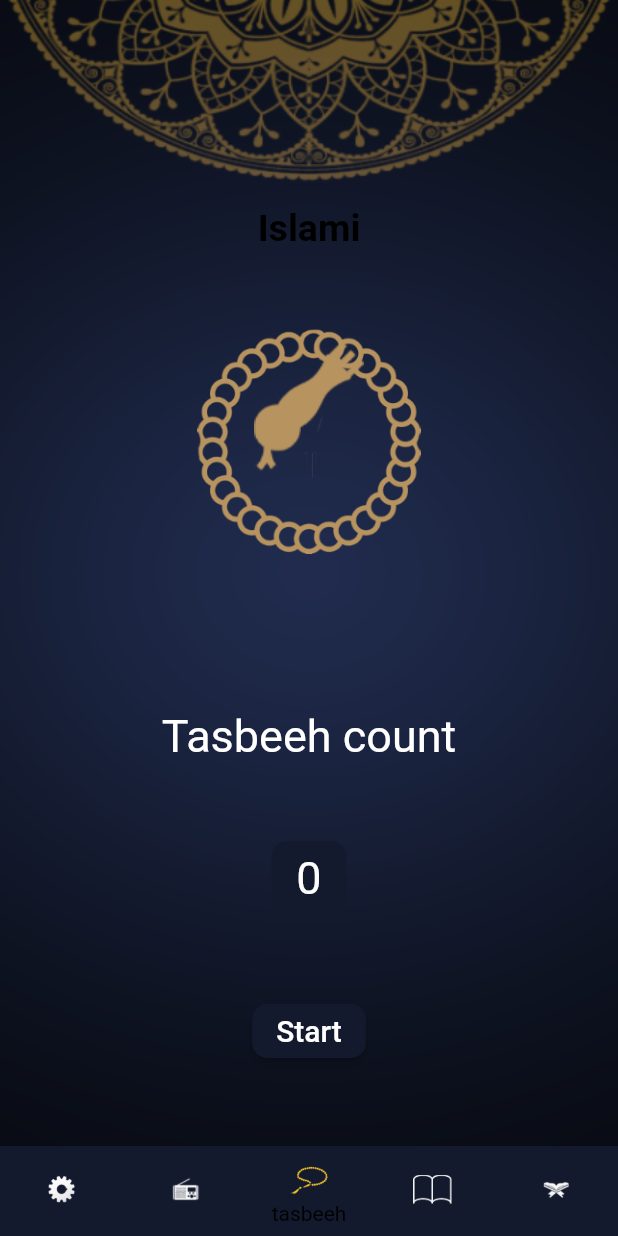
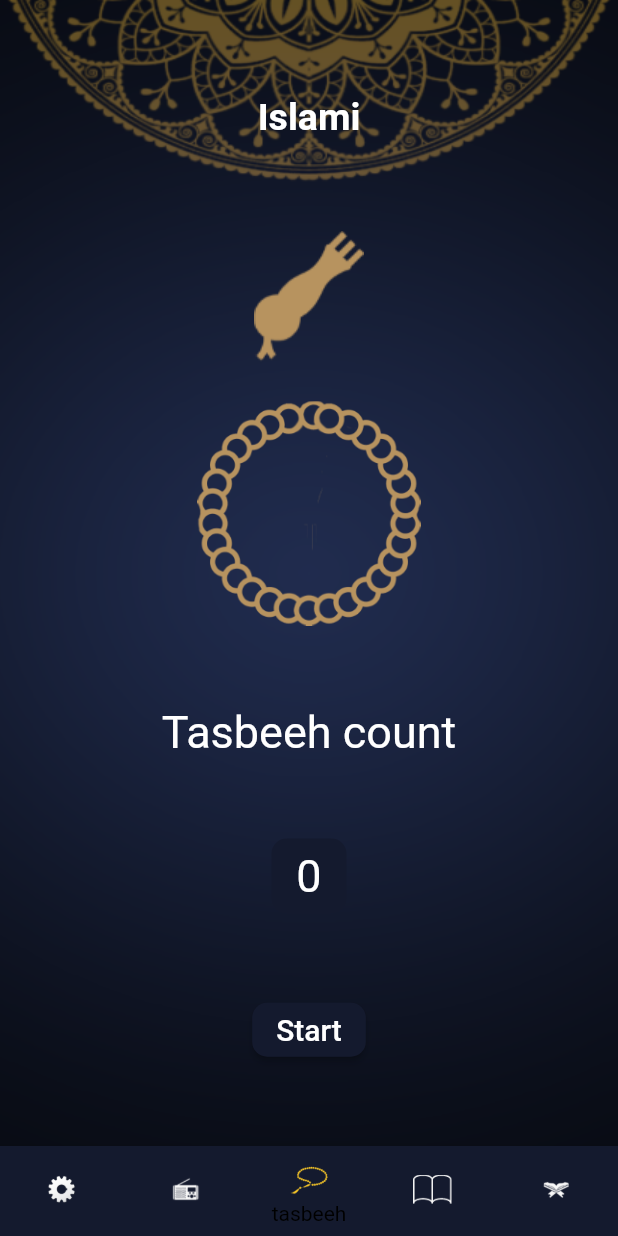
Before and after one commit to nadahkhaledd/quran, a Flutter app: the screen it shows after launch, item 3 of the bottom bar chosen, on a phone screen of 412 x 824 dp. Run offline on Flutter 3.47's test engine with Material 2 defaults, Android fonts, the phone set to English and light mode, and no system bars; generated files the repository leaves out were written again.

Commit message:
update ui of sebha

```diff
--- a/lib/Sebha.dart
+++ b/lib/Sebha.dart
@@ -106,25 +106,25 @@ class _MyAppState extends State<Sebha> with TickerProviderStateMixin {
             ),
 
             child: Container(
-              margin: EdgeInsets.only(top: 85),
+         //     alignment: Alignment.center,
+              margin: EdgeInsets.only(top:10),
               child: Column(
                 mainAxisAlignment: MainAxisAlignment.spaceEvenly,
                 children: [
                   Center(
                       child: Text(AppLocalizations.of(context)!.islami,
                           style: TextStyle(
-                              color: Colors.black,
+                              color: Theme.of(context).primaryColor,
                               fontSize: 25,
                               fontWeight: FontWeight.bold))),
-                  Stack(
-                    alignment: Alignment.topCenter,
-
+                  Column(
+                  //  mainAxisAlignment: MainAxisAlignment.spaceBetween,
+               //     alignment: Alignment.topCenter,
                     children: [
-
                    Padding(
                         padding: const EdgeInsets.all(8.0),
                         child: Container(
-                            margin: EdgeInsets.only(bottom:80),
+                      //      margin: EdgeInsets.only(bottom:80),
                             //alignment: Alignment.topRight,
                             child: Image(
 
@@ -132,6 +132,8 @@ class _MyAppState extends State<Sebha> with TickerProviderStateMixin {
                               image:AssetImage('assets/icons/head of seb7a.png') ,)),
                       ),
                       Container(
+                       // margin: EdgeInsets.only(bottom:100),
+                     //   alignment: Alignment.topCenter,
                         child: RotationTransition(
                           turns: Tween(begin: 0.0,end:1.0).animate(_controller)
                             ..addStatusListener((status) {
--- a/lib/myThemeData.dart
+++ b/lib/myThemeData.dart
@@ -3,7 +3,7 @@ import 'package:provider/provider.dart';
 class MythemeData{
  static  final lightTheme=ThemeData(
 primaryColor: Colors.black,
-   bottomAppBarColor: Colors.brown[200],
+   bottomAppBarColor: Colors.brown,
    accentColor: Colors.black,
  );
 
```
